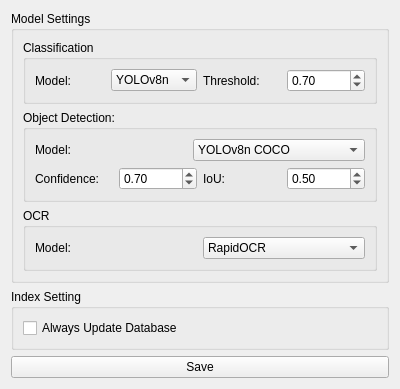
Old version of the form SettingsWindow.ui in the repository HAL9000COM/PicFinder.
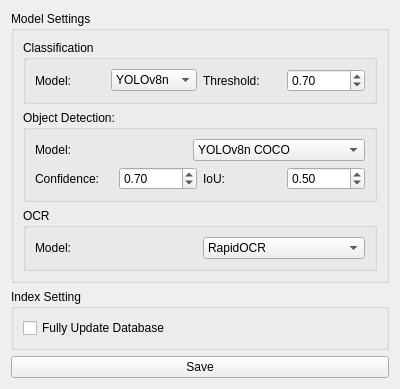
New version of the form.

Commit message: Setting name change.

Diff of the .ui file:
```diff
--- a/SettingsWindow.ui
+++ b/SettingsWindow.ui
@@ -260,7 +260,7 @@
       <item>
        <widget class="QCheckBox" name="checkBox_update">
         <property name="text">
-         <string>Always Update Database</string>
+         <string>Fully Update Database</string>
         </property>
        </widget>
       </item>
```
Left out of the diff: 15 changed lines with no effect on the pictures. The commit also changes 2 other files.
